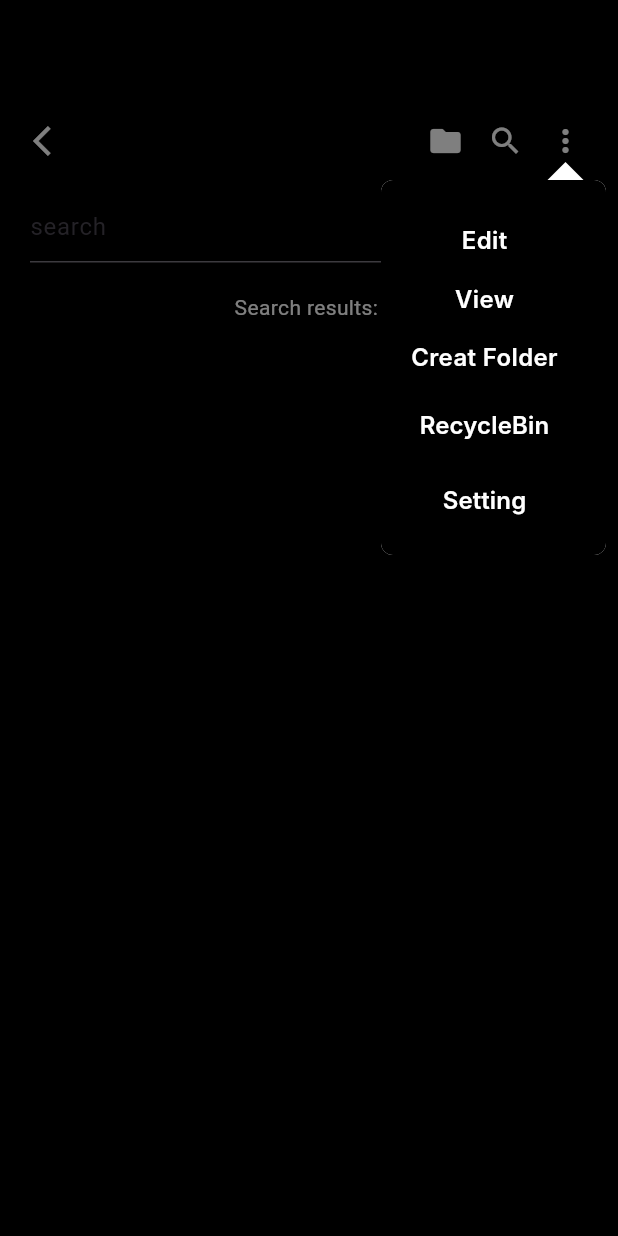
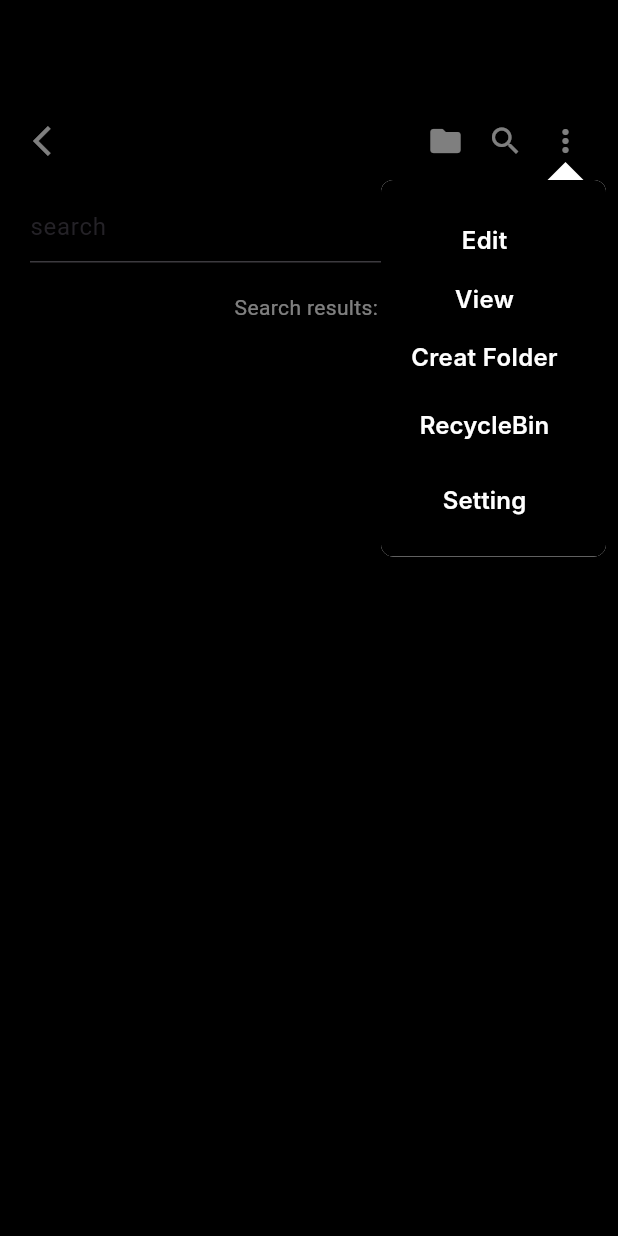
Before and after one commit to msulemanjaved82/fm5m423, a Flutter app: the screen it shows after launch, after a tap on "Search", after a tap on the "more vert" icon, on a phone screen of 412 x 824 dp. Run offline on Flutter 3.47's test engine with Material 3 defaults, Android fonts, the light colour scheme and no system bars; our stand-ins replace popover; missing offline and left inert: dart:ffi; Roboto replaces fonts that are missing (Inter).

Commit message:
By Sattar

```diff
--- a/lib/buttons.dart
+++ b/lib/buttons.dart
@@ -53,7 +53,7 @@ class menubutton extends StatelessWidget {
       onTap: () => showPopover(
           context: context,
           bodyBuilder: (context) => Editing(),
-          height: 250,
+          height: 251,
           width: 150,
           direction: PopoverDirection.left),
       child: Container(
```
